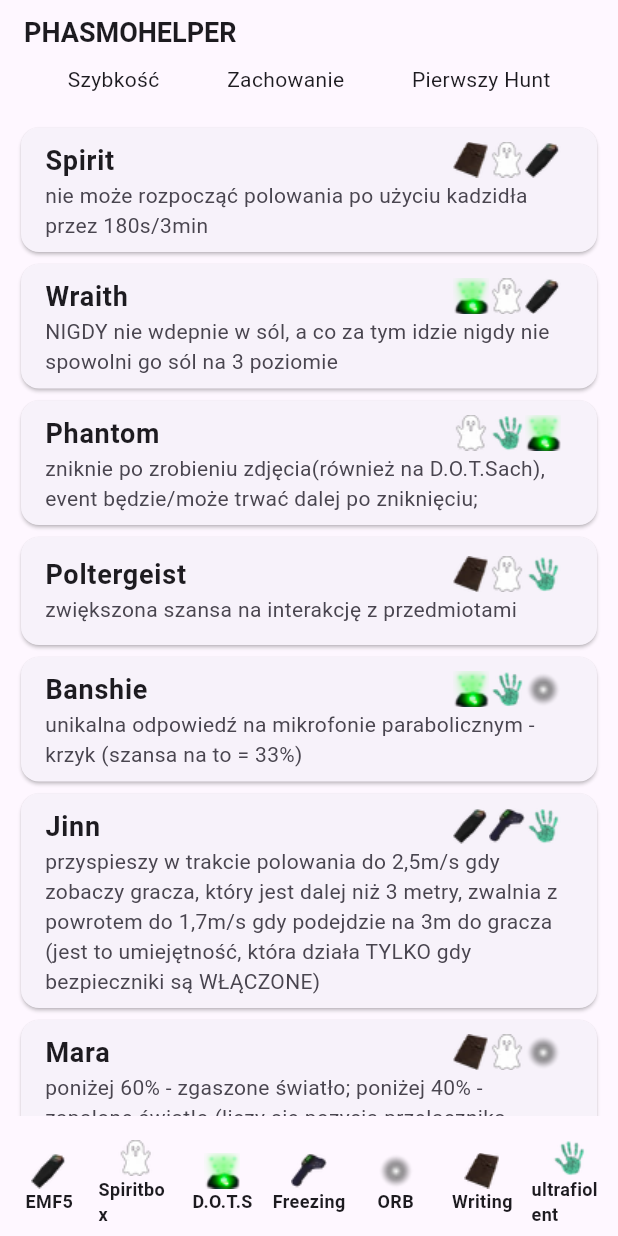
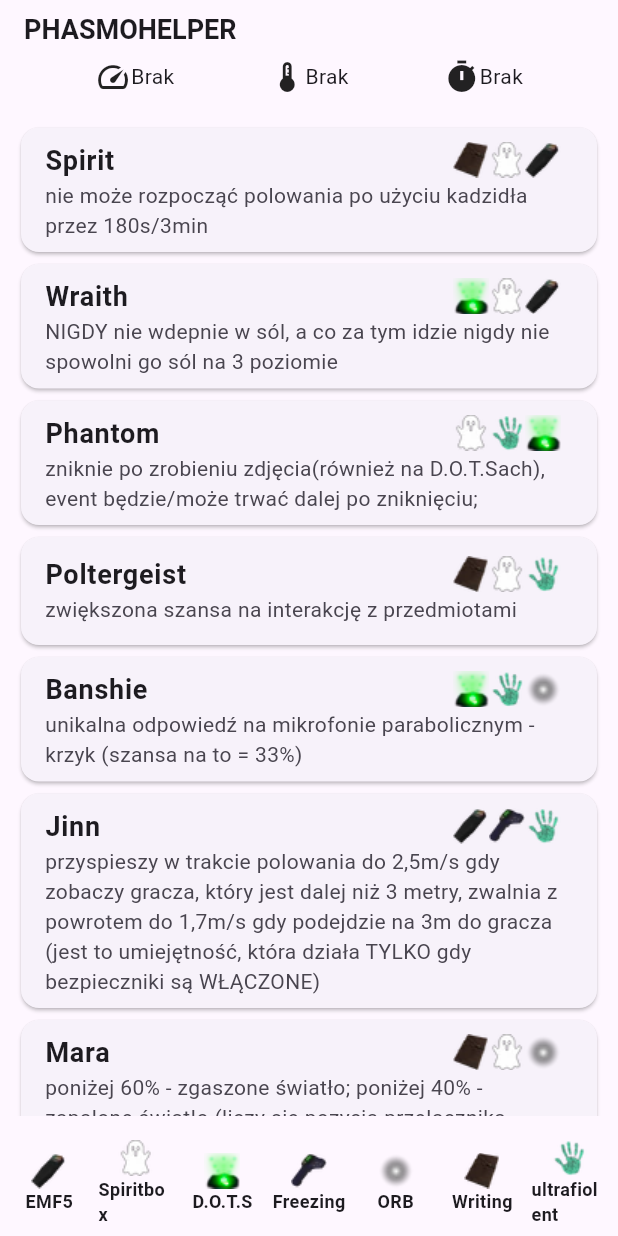
Before and after one commit to kakus94/flutter_phasmohelper, a Flutter app: the screen it shows after launch, on a phone screen of 412 x 824 dp. Run offline on Flutter 3.47's test engine with Material 3 defaults, Android fonts, the light colour scheme and no system bars; our stand-ins replace flutter_bloc, get_it, go_router; generated files the repository leaves out were written again.

Commit message:
set hunt behaivor

```diff
--- a/lib/controller/game_controller.dart
+++ b/lib/controller/game_controller.dart
@@ -21,7 +21,7 @@ class GameController {
     findedEvidences.clear();
   }
 
-  void setNormalSpeed(Speed speed) {
+  void setNormalSpeed(Speed? speed) {
     norlmalSpeed = speed;
   }
 
--- a/lib/main/cubit/main_screen.dart
+++ b/lib/main/cubit/main_screen.dart
@@ -90,9 +90,7 @@ class _MainScreenState extends State<MainScreen> {
 }
 
 class _FastHuntNormal extends StatelessWidget {
-  const _FastHuntNormal({
-    super.key,
-  });
+  const _FastHuntNormal();
 
   @override
   Widget build(BuildContext context) {
@@ -100,8 +98,6 @@ class _FastHuntNormal extends StatelessWidget {
       shape: RoundedRectangleBorder(
         borderRadius: BorderRadius.circular(20),
       ),
-      // icon: const Icon(Icons.format_align_justify),
-      child: const Text('Hunt fast'),
       constraints: const BoxConstraints(
         maxHeight: 300,
         maxWidth: 300,
@@ -129,6 +125,8 @@ class _FastHuntNormal extends StatelessWidget {
           ),
         ];
       },
+      // icon: const Icon(Icons.format_align_justify),
+      child: const Text('Hunt fast'),
     );
   }
 }
--- a/lib/main/subview/top_drop_menu.dart
+++ b/lib/main/subview/top_drop_menu.dart
@@ -1,61 +1,90 @@
 import 'package:flutter/material.dart';
+import 'package:flutter_bloc/flutter_bloc.dart';
+import 'package:flutter_phasmohelper/config/di.dart';
+import 'package:flutter_phasmohelper/controller/game_controller.dart';
+import 'package:flutter_phasmohelper/main/cubit/main_cubit.dart';
+import 'package:flutter_phasmohelper/main/cubit/main_state.dart';
+import 'package:flutter_phasmohelper/models/enums.dart';
 
 class TopDropMenu extends StatelessWidget {
-  const TopDropMenu({super.key});
+  TopDropMenu({super.key});
 
   @override
   Widget build(BuildContext context) {
-    return const Row(
-      mainAxisAlignment: MainAxisAlignment.spaceEvenly,
-      children: [_FastHuntNormal(), _BehaviorHunt(), _HuntTime()],
+    return BlocBuilder<MainCubit, MainState>(
+      bloc: getIt<MainCubit>(),
+      builder: (context, state) {
+        return Row(
+          mainAxisAlignment: MainAxisAlignment.spaceEvenly,
+          children: [
+            _FastHuntNormal(),
+            _BehaviorHunt(),
+            _HuntTime(),
+          ],
+        );
+      },
     );
   }
 }
 
 class _FastHuntNormal extends StatelessWidget {
-  const _FastHuntNormal();
+  _FastHuntNormal();
 
   @override
   Widget build(BuildContext context) {
-    return PopupMenuButton<String>(
+    return PopupMenuButton<Speed?>(
       shape: RoundedRectangleBorder(
         borderRadius: BorderRadius.circular(20),
       ),
+      initialValue: null,
+
       constraints:
           const BoxConstraints(maxHeight: 300, maxWidth: 300, minWidth: 100),
       // color: colorDialog,
-      onSelected: (value) {},
+      onSelected: (value) {
+        print(value);
+        getIt<MainCubit>().setNormalSpeed(value);
+      },
       itemBuilder: (context) {
         return [
           const PopupMenuItem(
-            value: "wyloguj",
+            value: Speed.none,
+            child: Text("brak"),
+          ),
+          const PopupMenuItem(
+            value: Speed.slow,
             child: Text("slow"),
           ),
           const PopupMenuItem(
-            value: "O aplikacji",
+            value: Speed.medium,
             child: Text("normal"),
           ),
           const PopupMenuItem(
-            value: "Pomoc",
+            value: Speed.fast,
             child: Text("fast"),
           ),
           const PopupMenuItem(
-            value: "Pomoc",
+            value: Speed.superFast,
             child: Text("very fast"),
           ),
         ];
       },
-      child: const Text('Szybkość'),
+      child: Row(
+        children: [
+          const Icon(Icons.speed),
+          Text(getIt<GameController>().norlmalSpeed?.toString() ?? "Brak"),
+        ],
+      ),
     );
   }
 }
 
 class _BehaviorHunt extends StatelessWidget {
-  const _BehaviorHunt();
+  _BehaviorHunt();
 
   @override
   Widget build(BuildContext context) {
-    return PopupMenuButton<String>(
+    return PopupMenuButton<BehaviorHunt>(
       shape: RoundedRectangleBorder(
         borderRadius: BorderRadius.circular(20),
       ),
@@ -65,35 +94,46 @@ class _BehaviorHunt extends StatelessWidget {
         minWidth: 75,
       ),
       // color: colorDialog,
-      onSelected: (value) {},
+      onSelected: (value) {
+        getIt<MainCubit>().setBehaviorHunt(value);
+      },
       itemBuilder: (context) {
         return [
           const PopupMenuItem(
-            value: "wyloguj",
+            value: BehaviorHunt.none,
+            child: Text("Brak"),
+          ),
+          const PopupMenuItem(
+            value: BehaviorHunt.slowsDown,
             child: Text("Zwalnia"),
           ),
           const PopupMenuItem(
-            value: "O aplikacji",
+            value: BehaviorHunt.normal,
             child: Text("bez zmian"),
           ),
           const PopupMenuItem(
-            value: "Pomoc",
+            value: BehaviorHunt.speedsUp,
             child: Text("Przyspiesza"),
           ),
         ];
       },
       // icon: const Icon(Icons.format_align_justify),
-      child: const Text('Zachowanie'),
+      child: Row(
+        children: [
+          const Icon(Icons.thermostat),
+          Text(getIt<GameController>().behaviorHunt?.toString() ?? "Brak"),
+        ],
+      ),
     );
   }
 }
 
 class _HuntTime extends StatelessWidget {
-  const _HuntTime();
+  _HuntTime();
 
   @override
   Widget build(BuildContext context) {
-    return PopupMenuButton<String>(
+    return PopupMenuButton<HuntSanity>(
       shape: RoundedRectangleBorder(
         borderRadius: BorderRadius.circular(20),
       ),
@@ -103,25 +143,40 @@ class _HuntTime extends StatelessWidget {
         minWidth: 75,
       ),
       // color: colorDialog,
-      onSelected: (value) {},
+      onSelected: (value) {
+        getIt<MainCubit>().setHuntSanity(value);
+      },
       itemBuilder: (context) {
         return [
           const PopupMenuItem(
-            value: "wyloguj",
-            child: Text("Wczesnie"),
+            value: HuntSanity.none,
+            child: Text("Brak"),
           ),
           const PopupMenuItem(
-            value: "O aplikacji",
-            child: Text("Normalnie"),
+            value: HuntSanity.veryEarlyP75,
+            child: Text("Bardzej wczesnie >75"),
           ),
           const PopupMenuItem(
-            value: "Pomoc",
-            child: Text("Poźno"),
+            value: HuntSanity.earlyP50,
+            child: Text("Wczesnie <75"),
+          ),
+          const PopupMenuItem(
+            value: HuntSanity.normalP50,
+            child: Text("Normalnie <50"),
+          ),
+          const PopupMenuItem(
+            value: HuntSanity.lateM40,
+            child: Text("Późno <40"),
           ),
         ];
       },
       // icon: const Icon(Icons.format_align_justify),
-      child: const Text('Pierwszy Hunt'),
+      child: Row(
+        children: [
+          const Icon(Icons.timer),
+          Text(getIt<GameController>().huntSanity?.toString() ?? "Brak"),
+        ],
+      ),
     );
   }
 }
--- a/lib/models/enums.dart
+++ b/lib/models/enums.dart
@@ -29,9 +29,9 @@ extension EvidenceExtension on Evidence {
   }
 }
 
-enum Speed { slow, medium, fast, superFast }
+enum Speed { slow, medium, fast, superFast, none }
 
-enum HuntSanity { lateM40, normalP50, earlyP50, veryEarlyP75 }
+enum HuntSanity { lateM40, normalP50, earlyP50, veryEarlyP75, none }
 
 enum DifficultyLevel {
   amator,
@@ -46,4 +46,4 @@ enum CanRecognizedHunting { yes, no, maybe }
 
 enum DifficultyWithoutEvidence { easy, medium, hard, posibleMultiolayer }
 
-enum BehaviorHunt { slowsDown, normal, speedsUp }
+enum BehaviorHunt { slowsDown, normal, speedsUp, none }
```
Also changed, not shown: lib/main/cubit/main_cubit.dart (+15 -2 lines).
